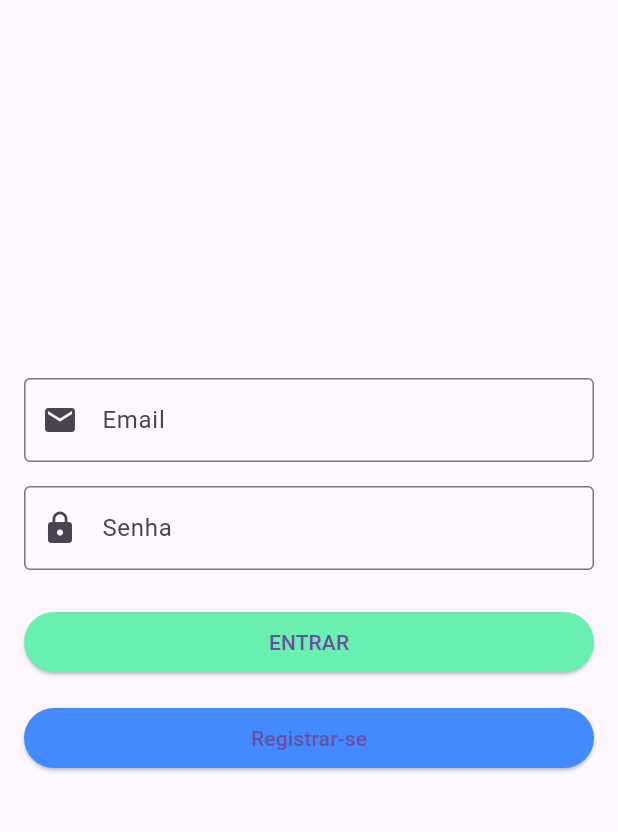
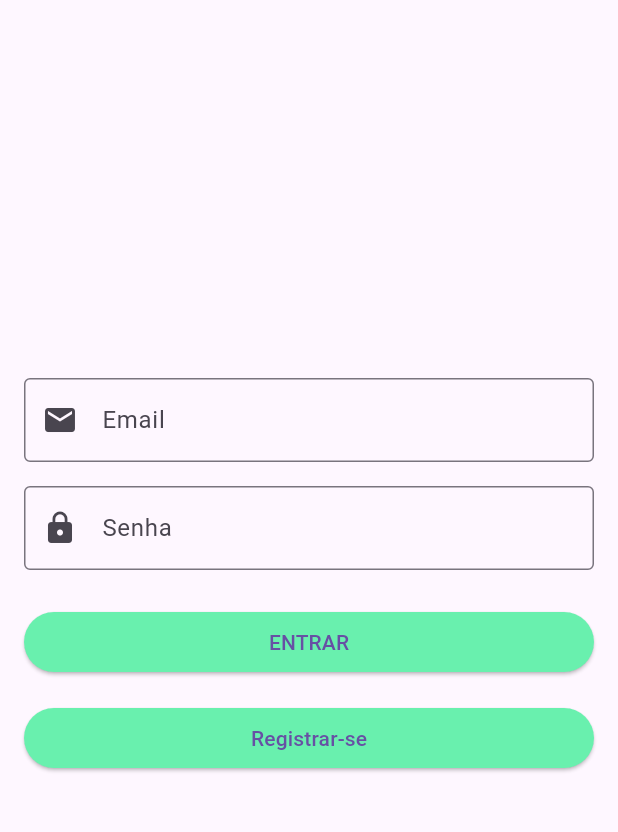
Before and after one commit to guilhermesordi/my-money, a Flutter app: the screen it shows after launch, on a phone screen of 412 x 824 dp, the part 84-916 px from its top. Run offline on Flutter 3.47's test engine with Material 3 defaults, Android fonts, the phone set to English and light mode, and no system bars; our stand-ins replace dio.

```diff
--- a/lib/src/modules/login/login_screen.dart
+++ b/lib/src/modules/login/login_screen.dart
@@ -1,7 +1,6 @@
 import 'package:flutter/material.dart';
 import 'package:mymoney/src/shared/components/app_loading.dart';
 import '../../shared/components/custom_button.dart';
-// Certifique-se de importar a página de registro se necessário
 
 class LoginScreen extends StatefulWidget {
   const LoginScreen({super.key});
@@ -11,40 +10,43 @@ class LoginScreen extends StatefulWidget {
 }
 
 class _LoginScreenState extends State<LoginScreen> {
-  // Controladores para os campos de texto
   final TextEditingController _emailController = TextEditingController();
   final TextEditingController _passwordController = TextEditingController();
 
-  bool isLoading = true;
+  bool isLoading = false;
 
-  @override
-  void initState() {
-    super.initState();
-    Future.delayed(
-      const Duration(seconds: 5),
-    ).then((_) => setState(() {
-          isLoading = false;
-        }));
+  void _navigateToRegister() {
+    Navigator.of(context).pushNamed('/register');
   }
 
-  void _navigateToRegister() {
-    // Use o Navigator para mudar para a tela de registro
-    Navigator.of(context).pushNamed('/register'); // Certifique-se de que esta rota está definida no seu gerenciador de rotas
+  void _login() async {
+    setState(() {
+      isLoading = true; // Ativar o indicador de carregamento
+    });
+
+    // Simular uma chamada de API
+    await Future.delayed(const Duration(seconds: 2));
+
+    // Após a chamada da API ou operação de login
+    setState(() {
+      isLoading = false;
+    });
+
+    // Aqui adicionaremos a lógica de navegação após o login bem sucedido
   }
 
   @override
   Widget build(BuildContext context) {
-    if (isLoading) {
-      return const Center(
-        child: AppLoading(),
-      );
-    } else {
     return Scaffold(
       appBar: AppBar(
         title: const Text('Login'),
         backgroundColor: Colors.green,
       ),
-        body: Padding(
+      body: isLoading
+          ? const Center(
+        child: AppLoading(), // Exibir o loading enquanto isLoading for true
+      )
+          : Padding(
         padding: const EdgeInsets.all(16.0),
         child: Column(
           mainAxisAlignment: MainAxisAlignment.center,
@@ -74,16 +76,14 @@ class _LoginScreenState extends State<LoginScreen> {
             const SizedBox(height: 24.0),
             CustomButton(
               text: 'ENTRAR',
-                onPressed: () {
-                  // Aqui adicionaremos a lógica de login
-                },
+              onPressed: _login, // Adiciona a lógica de login ao botão
               color: Colors.greenAccent,
             ),
             const SizedBox(height: 16.0),
             CustomButton(
               text: 'Registrar-se',
               onPressed: _navigateToRegister,
-                color: Colors.blueAccent, // Uma cor diferente para o botão de registro
+              color: Colors.greenAccent, // Cor do botão igual ao botão ENTRAR
             ),
           ],
         ),
@@ -91,4 +91,3 @@ class _LoginScreenState extends State<LoginScreen> {
     );
   }
 }
-}
```
Also changed, not shown: lib/src/router/app_router.dart (+5 -4 lines). Lines whose indentation alone changed are shown as unchanged.
